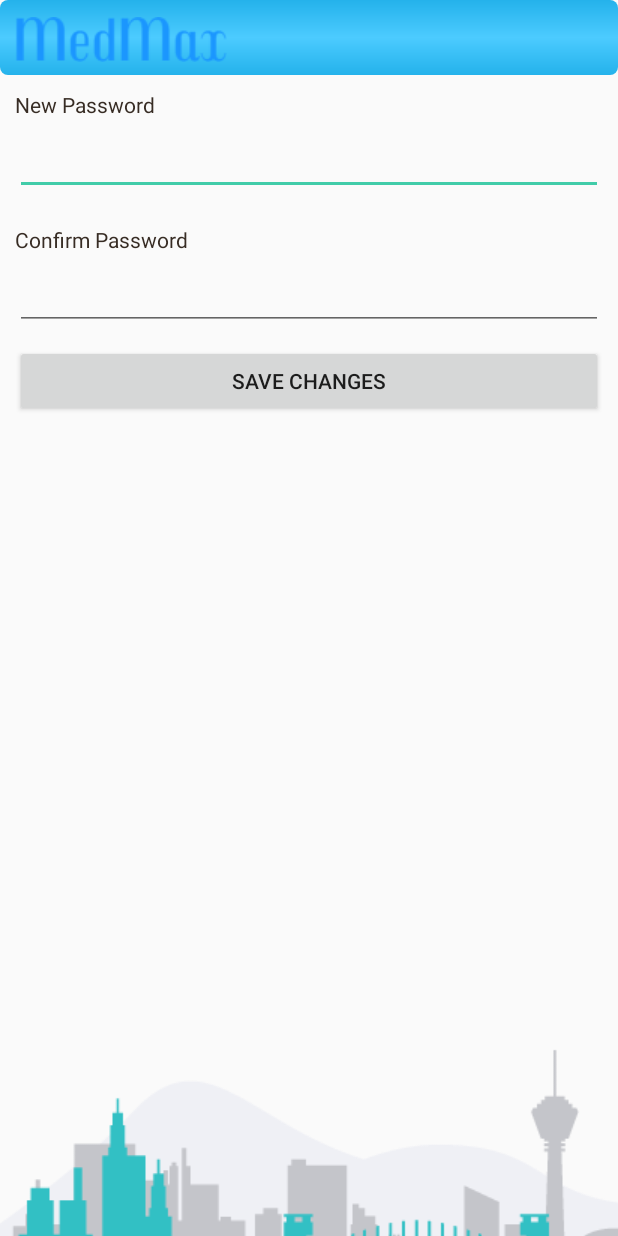
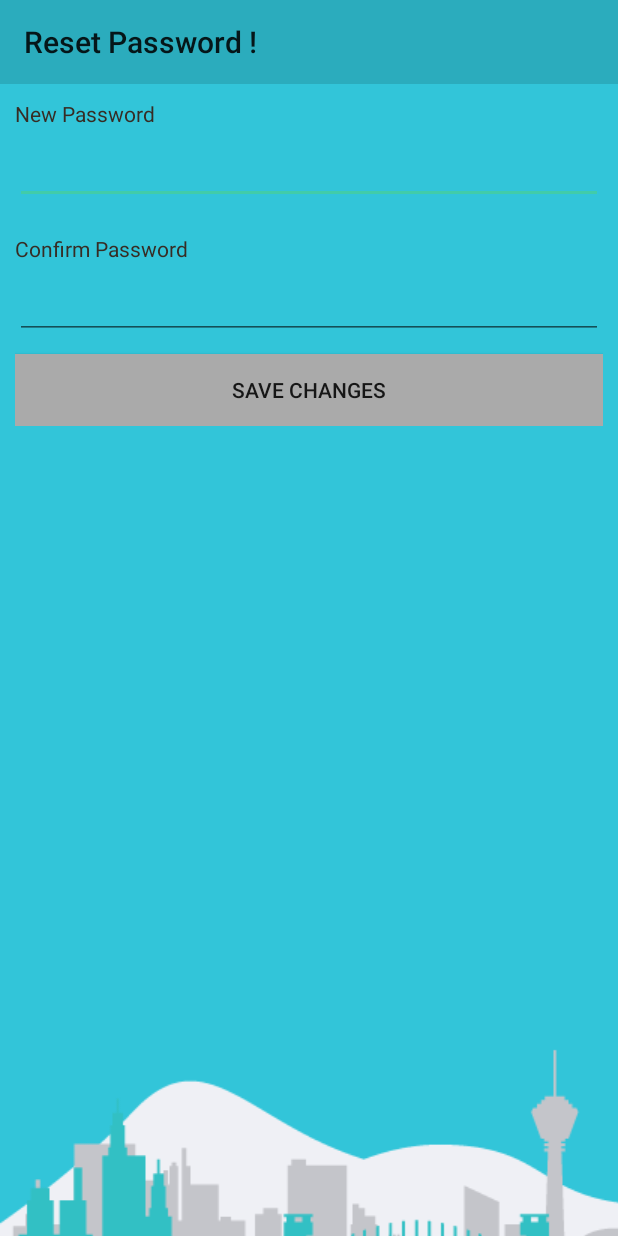
Before and after one commit to ChandanSuri/Medmax, an Android app: the ForgotPassword screen opened directly, with no data from a screen before it, on a phone screen of 412 x 824 dp. Run offline under Robolectric (Android 15) with nearby library versions, the light colour scheme and no system bars; our stand-ins replace Volley; network calls fail.

```diff
--- a/medmax/app/src/main/java/com/example/dell/medmax/ForgotPassword.java
+++ b/medmax/app/src/main/java/com/example/dell/medmax/ForgotPassword.java
@@ -6,6 +6,8 @@ import android.content.DialogInterface;
 import android.content.Intent;
 import android.content.SharedPreferences;
 import android.os.Bundle;
+import android.support.v7.app.AppCompatActivity;
+import android.support.v7.widget.Toolbar;
 import android.view.View;
 import android.widget.Button;
 import android.widget.EditText;
@@ -27,7 +29,7 @@ import java.util.Map;
 /**
  * Created by Aggarwal on 08-10-2016.
  */
-public class ForgotPassword extends Activity{
+public class ForgotPassword extends AppCompatActivity{
     EditText pass,pass1;
     Button btn;
     String url="http://medmax.pe.hu/changepassword.php";
@@ -37,6 +39,9 @@ public class ForgotPassword extends Activity{
     protected void onCreate(Bundle savedInstanceState) {
         super.onCreate(savedInstanceState);
         setContentView(R.layout.forgot_pass);
+        Toolbar toolbar = (Toolbar) findViewById(R.id.toolbar);
+        setSupportActionBar(toolbar);
+        getSupportActionBar().setTitle("Reset Password !");
         requestQueue = Volley.newRequestQueue(ForgotPassword.this);
         final String email=getIntent().getStringExtra("email");
         pass=(EditText)findViewById(R.id.forgot_password);
--- a/medmax/app/src/main/java/com/example/dell/medmax/ShopkeeperActivities/ShopkeeperMainActivity.java
+++ b/medmax/app/src/main/java/com/example/dell/medmax/ShopkeeperActivities/ShopkeeperMainActivity.java
@@ -5,6 +5,7 @@ import android.content.DialogInterface;
 import android.content.Intent;
 import android.content.SharedPreferences;
 import android.os.Bundle;
+import android.support.design.widget.CoordinatorLayout;
 import android.support.design.widget.FloatingActionButton;
 import android.support.v7.app.AlertDialog;
 import android.util.AttributeSet;
--- a/medmax/app/src/main/java/com/example/dell/medmax/StartActivity.java
+++ b/medmax/app/src/main/java/com/example/dell/medmax/StartActivity.java
@@ -47,8 +47,9 @@ public class StartActivity extends Activity {
                 } finally {
                     if(!flag)
                     {
+                        finish();
                         Toast.makeText(StartActivity.this, "Connection Failed, Please Connect ...", Toast.LENGTH_SHORT).show();
-                        finish();
+
                     }
                     else if(login.equalsIgnoreCase("true"))
                     {
--- a/medmax/app/src/main/res/layout/forgot_pass.xml
+++ b/medmax/app/src/main/res/layout/forgot_pass.xml
@@ -1,21 +1,16 @@
 <?xml version="1.0" encoding="utf-8"?>
 <RelativeLayout xmlns:android="http://schemas.android.com/apk/res/android"
-    android:layout_width="match_parent" android:layout_height="match_parent">
+    android:layout_width="match_parent"
+    android:layout_height="match_parent"
+    xmlns:app="http://schemas.android.com/apk/res-auto"
+    android:background="@color/colorPrimaryDark">
     <!--  Header Starts-->
-    <LinearLayout android:id="@+id/header"
-        android:layout_width="fill_parent"
-        android:layout_height="50dp"
-        android:background="@layout/header_gradient"
-        android:paddingTop="5dip"
-        android:paddingBottom="5dip">
-        <!-- Logo Start-->
-        <ImageView android:src="@drawable/logo"
-            android:layout_width="wrap_content"
-            android:layout_marginTop="6dp"
-            android:layout_height="wrap_content"
-            android:layout_marginLeft="10dip"/>
-        <!-- Logo Ends -->
-    </LinearLayout>
+    <android.support.v7.widget.Toolbar
+        android:id="@+id/toolbar"
+        android:layout_width="match_parent"
+        android:layout_height="?attr/actionBarSize"
+        android:background="?attr/colorPrimary"
+        app:popupTheme="@style/AppTheme.PopupOverlay" />
     <!--  Header Ends -->
     <!-- Footer Start -->
     <LinearLayout android:id="@+id/footer"
@@ -34,7 +29,7 @@
         android:layout_width="match_parent"
         android:layout_height="wrap_content"
         android:padding="10dip"
-        android:layout_below="@id/header">
+        android:layout_below="@id/toolbar">
         <!--  Email Label -->
         <TextView android:layout_width="fill_parent"
             android:layout_height="wrap_content"
@@ -64,6 +59,7 @@
             android:layout_width="fill_parent"
             android:layout_height="wrap_content"
             android:layout_marginTop="10dip"
+            android:background="@android:color/darker_gray"
             android:text="Save Changes"/>
     </LinearLayout>
 </RelativeLayout>
```
Also changed, not shown: medmax/app/src/main/AndroidManifest.xml (+6 -6 lines), medmax/app/src/main/java/com/example/dell/medmax/ForgotEmail.java (+6 -1 lines), medmax/app/src/main/java/com/example/dell/medmax/LoginActivity.java (+6 -1 lines), medmax/app/src/main/java/com/example/dell/medmax/RegisterActivity.java (+6 -2 lines), medmax/app/src/main/java/com/example/dell/medmax/ShopkeeperActivities/PlaceOrder2Activity.java (+54 -1 lines), medmax/app/src/main/res/layout/forgot_password.xml (+13 -14 lines), medmax/app/src/main/res/layout/login.xml (+11 -14 lines), medmax/app/src/main/res/layout/register.xml (+13 -16 lines), 285 other files.
